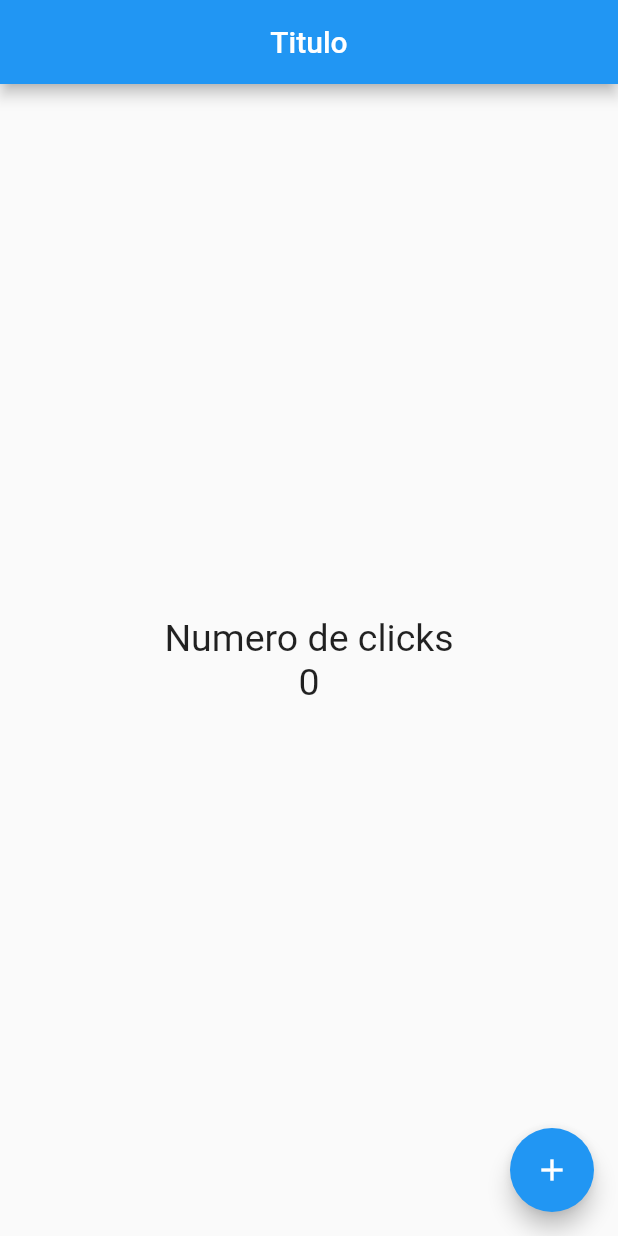
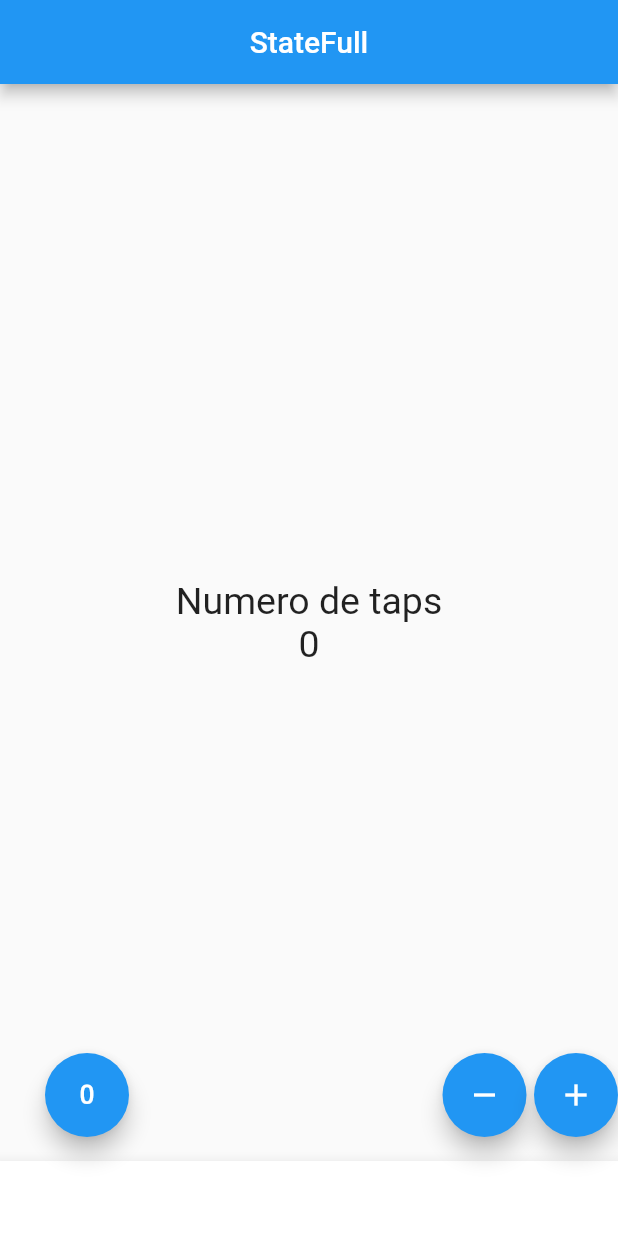
Before and after one commit to Pau0911/flutter, a Flutter app: the screen it shows after launch, on a phone screen of 412 x 824 dp. Run offline on Flutter 3.47's test engine with Material 2 defaults, Android fonts, the phone set to English and light mode, and no system bars.

Commit message:
Ejercicio contador

```diff
--- a/lib/src/app.dart
+++ b/lib/src/app.dart
@@ -1,6 +1,7 @@
+import 'package:contador/src/pages/contador_page.dart';
 import 'package:flutter/material.dart';
 
-import 'package:contador/src/pages/home_page.dart';
+//import 'package:contador/src/pages/home_page.dart';
 
 class MyApp extends StatelessWidget{
 
@@ -8,8 +9,10 @@ class MyApp extends StatelessWidget{
   Widget build(contex){
 
     return MaterialApp(
+      debugShowCheckedModeBanner: false,
      home: Center(
-       child: HomePage(),
+       //child: HomePage(),
+       child: ContadorPage(),
      )
     ,
    );
--- /dev/null
+++ b/lib/src/pages/contador_page.dart
@@ -0,0 +1,82 @@
+import 'dart:developer';
+
+import 'package:flutter/material.dart';
+
+
+class ContadorPage extends StatefulWidget{
+
+@override
+  createState() =>_ContadorPageState();
+
+
+}
+
+class _ContadorPageState extends State<ContadorPage>{
+
+final _textStyle=new TextStyle(fontSize: 25);
+int _count=0;
+
+ @override
+  Widget build(BuildContext context) {
+    return Scaffold(
+      appBar: AppBar(
+        title: Text('StateFull'),
+        centerTitle: true,
+
+      ),
+      body: Center(
+        child: Column(
+          mainAxisAlignment: MainAxisAlignment.center,
+          children: <Widget>[
+            Text('Numero de taps',style:_textStyle),
+            Text('$_count', style: _textStyle,),
+          ]
+        ),
+      ),
+      // floatingActionButton: FloatingActionButton(
+      //   child: Icon(Icons.add),
+
+      //   onPressed: (){
+
+      //   setState(() {
+      //      _count++;
+      //   });
+
+      //   },
+      // ),
+      floatingActionButton: _crearBotones(),
+
+      bottomNavigationBar: BottomAppBar(
+      shape: const CircularNotchedRectangle(),
+      child: Container(height: 50.0,),
+    ),
+      floatingActionButtonLocation: FloatingActionButtonLocation.centerFloat,
+    );
+  }
+
+
+  Widget _crearBotones(){
+
+    return Row(
+      mainAxisAlignment: MainAxisAlignment.end,
+      children: <Widget>[
+        SizedBox(width: 30.0,),
+        FloatingActionButton(child:Icon(Icons.exposure_zero), onPressed:_reset,),
+        Expanded(child: SizedBox()),
+        FloatingActionButton(child:Icon(Icons.remove), onPressed: _sustraer,),
+        SizedBox(width: 5.0,),
+        FloatingActionButton(child:Icon(Icons.add), onPressed: _agregar,)
+      ],);
+
+  }
+
+  void _agregar(){
+    setState(()=>_count++);
+  }
+  void _sustraer(){
+    setState(() => _count--);
+  }
+  void _reset(){
+    setState(()=> _count=0);
+  }
+}
```
Also changed, not shown: lib/src/pages/home_page.dart (+13 -4 lines).
